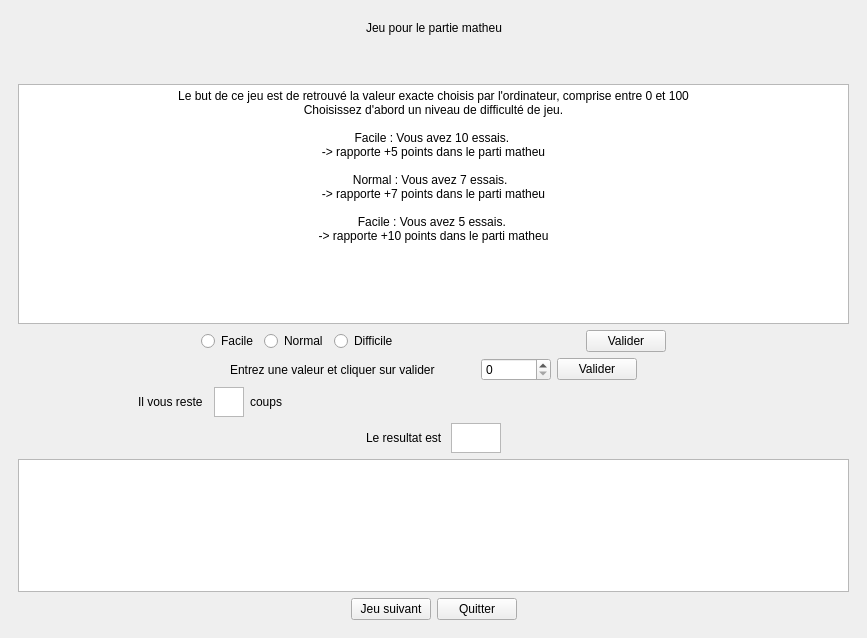
Old version of the form jeu.ui in the repository 3200443/Projectc-.
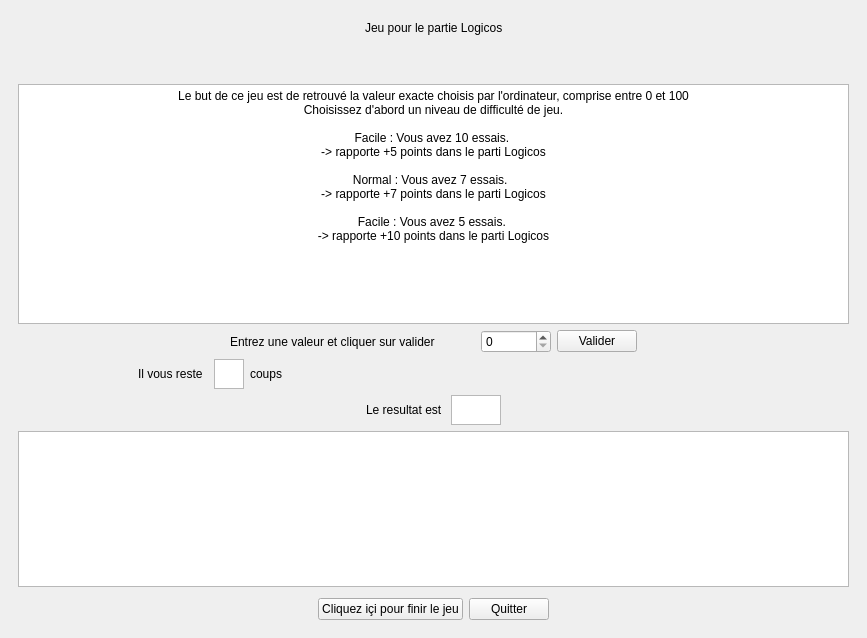
New version of the form. The open tabs and pages were chosen to show the change.

What changed in the file:
```diff
--- a/jeu.ui
+++ b/jeu.ui
@@ -69,7 +69,7 @@
               <item>
                <widget class="QLabel" name="label_2">
                 <property name="text">
-                 <string>Jeu pour le partie matheu</string>
+                 <string>Jeu pour le partie Logicos</string>
                 </property>
                </widget>
               </item>
@@ -127,88 +127,17 @@
 &lt;p align=&quot;center&quot; style=&quot; margin-top:0px; margin-bottom:0px; margin-left:0px; margin-right:0px; -qt-block-indent:0; text-indent:0px;&quot;&gt;Choisissez d'abord un niveau de difficulté de jeu.&lt;/p&gt;
 &lt;p align=&quot;center&quot; style=&quot;-qt-paragraph-type:empty; margin-top:0px; margin-bottom:0px; margin-left:0px; margin-right:0px; -qt-block-indent:0; text-indent:0px;&quot;&gt;&lt;br /&gt;&lt;/p&gt;
 &lt;p align=&quot;center&quot; style=&quot; margin-top:0px; margin-bottom:0px; margin-left:0px; margin-right:0px; -qt-block-indent:0; text-indent:0px;&quot;&gt;Facile : Vous avez 10 essais. &lt;/p&gt;
-&lt;p align=&quot;center&quot; style=&quot; margin-top:0px; margin-bottom:0px; margin-left:0px; margin-right:0px; -qt-block-indent:0; text-indent:0px;&quot;&gt;-&amp;gt; rapporte +5 points dans le parti matheu&lt;/p&gt;
+&lt;p align=&quot;center&quot; style=&quot; margin-top:0px; margin-bottom:0px; margin-left:0px; margin-right:0px; -qt-block-indent:0; text-indent:0px;&quot;&gt;-&amp;gt; rapporte +5 points dans le parti Logicos&lt;/p&gt;
 &lt;p align=&quot;center&quot; style=&quot;-qt-paragraph-type:empty; margin-top:0px; margin-bottom:0px; margin-left:0px; margin-right:0px; -qt-block-indent:0; text-indent:0px;&quot;&gt;&lt;br /&gt;&lt;/p&gt;
 &lt;p align=&quot;center&quot; style=&quot; margin-top:0px; margin-bottom:0px; margin-left:0px; margin-right:0px; -qt-block-indent:0; text-indent:0px;&quot;&gt;Normal : Vous avez 7 essais.  &lt;/p&gt;
-&lt;p align=&quot;center&quot; style=&quot; margin-top:0px; margin-bottom:0px; margin-left:0px; margin-right:0px; -qt-block-indent:0; text-indent:0px;&quot;&gt;-&amp;gt; rapporte +7 points dans le parti matheu&lt;/p&gt;
+&lt;p align=&quot;center&quot; style=&quot; margin-top:0px; margin-bottom:0px; margin-left:0px; margin-right:0px; -qt-block-indent:0; text-indent:0px;&quot;&gt;-&amp;gt; rapporte +7 points dans le parti Logicos&lt;/p&gt;
 &lt;p align=&quot;center&quot; style=&quot;-qt-paragraph-type:empty; margin-top:0px; margin-bottom:0px; margin-left:0px; margin-right:0px; -qt-block-indent:0; text-indent:0px;&quot;&gt;&lt;br /&gt;&lt;/p&gt;
 &lt;p align=&quot;center&quot; style=&quot; margin-top:0px; margin-bottom:0px; margin-left:0px; margin-right:0px; -qt-block-indent:0; text-indent:0px;&quot;&gt;Facile : Vous avez 5 essais. &lt;/p&gt;
-&lt;p align=&quot;center&quot; style=&quot; margin-top:0px; margin-bottom:0px; margin-left:0px; margin-right:0px; -qt-block-indent:0; text-indent:0px;&quot;&gt;-&amp;gt; rapporte +10 points dans le parti matheu&lt;/p&gt;
+&lt;p align=&quot;center&quot; style=&quot; margin-top:0px; margin-bottom:0px; margin-left:0px; margin-right:0px; -qt-block-indent:0; text-indent:0px;&quot;&gt;-&amp;gt; rapporte +10 points dans le parti Logicos&lt;/p&gt;
 &lt;p align=&quot;center&quot; style=&quot;-qt-paragraph-type:empty; margin-top:0px; margin-bottom:0px; margin-left:0px; margin-right:0px; -qt-block-indent:0; text-indent:0px;&quot;&gt;&lt;br /&gt;&lt;/p&gt;&lt;/body&gt;&lt;/html&gt;</string>
               </property>
              </widget>
             </item>
-            <item>
-             <layout class="QHBoxLayout" name="horizontalLayout_10">
-              <item>
-               <spacer name="horizontalSpacer_13">
-                <property name="orientation">
-                 <enum>Qt::Horizontal</enum>
-                </property>
-                <property name="sizeHint" stdset="0">
-                 <size>
-                  <width>40</width>
-                  <height>20</height>
-                 </size>
-                </property>
-               </spacer>
-              </item>
-              <item>
-               <widget class="QRadioButton" name="radioButton_8">
-                <property name="text">
-                 <string>Facile</string>
-                </property>
-               </widget>
-              </item>
-              <item>
-               <widget class="QRadioButton" name="radioButton_9">
-                <property name="text">
-                 <string>Normal</string>
-                </property>
-               </widget>
-              </item>
-              <item>
-               <widget class="QRadioButton" name="radioButton_10">
-                <property name="text">
-                 <string>Difficile</string>
-                </property>
-               </widget>
-              </item>
-              <item>
-               <spacer name="horizontalSpacer_21">
-                <property name="orientation">
-                 <enum>Qt::Horizontal</enum>
-                </property>
-                <property name="sizeHint" stdset="0">
-                 <size>
-                  <width>40</width>
-                  <height>20</height>
-                 </size>
-                </property>
-               </spacer>
-              </item>
-              <item>
-               <widget class="QPushButton" name="bvalider_jeu2">
-                <property name="text">
-                 <string>Valider</string>
-                </property>
-               </widget>
-              </item>
-              <item>
-               <spacer name="horizontalSpacer_14">
-                <property name="orientation">
-                 <enum>Qt::Horizontal</enum>
-                </property>
-                <property name="sizeHint" stdset="0">
-                 <size>
-                  <width>40</width>
-                  <height>20</height>
-                 </size>
-                </property>
-               </spacer>
-              </item>
-             </layout>
-            </item>
             <item>
              <layout class="QHBoxLayout" name="horizontalLayout">
               <item>
@@ -430,7 +359,7 @@
               <item>
                <widget class="QPushButton" name="next_jeu3">
                 <property name="text">
-                 <string>Jeu suivant</string>
+                 <string>Cliquez içi pour finir le jeu</string>
                 </property>
                </widget>
               </item>
```
Left out of the diff: 2 changed lines with no effect on the pictures.
